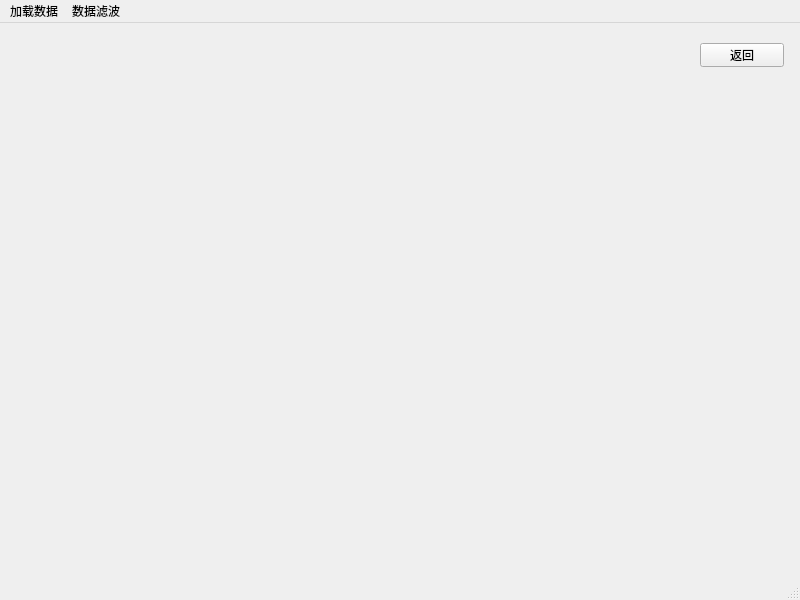
B777B2056/eegneo, file preprocesswindow.ui: the form before one commit.
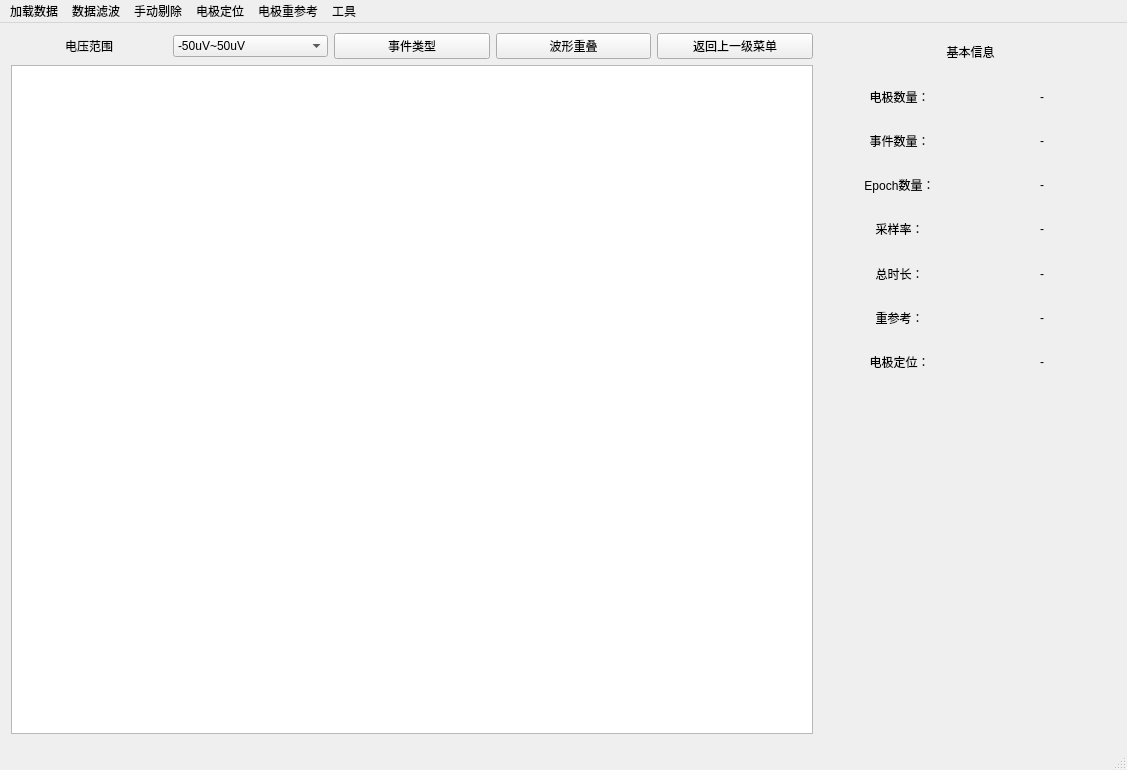
The form after the commit.

Commit message: 0203 添加： 1、预处理-波形显示界面，由本地缓存文件导出 2、可进行波形重叠显示 3、可调幅度

The edit to the form file:
```diff
--- a/preprocesswindow.ui
+++ b/preprocesswindow.ui
@@ -6,26 +6,370 @@
    <rect>
     <x>0</x>
     <y>0</y>
-    <width>800</width>
-    <height>600</height>
+    <width>1127</width>
+    <height>770</height>
    </rect>
   </property>
   <property name="windowTitle">
    <string>MainWindow</string>
   </property>
   <widget class="QWidget" name="centralwidget">
-   <widget class="QPushButton" name="pushButton">
+   <widget class="QWidget" name="layoutWidget">
     <property name="geometry">
      <rect>
-      <x>700</x>
-      <y>20</y>
-      <width>84</width>
-      <height>24</height>
+      <x>11</x>
+      <y>10</y>
+      <width>802</width>
+      <height>701</height>
      </rect>
     </property>
-    <property name="text">
-     <string>返回</string>
+    <layout class="QVBoxLayout" name="verticalLayout">
+     <item>
+      <layout class="QHBoxLayout" name="horizontalLayout">
+       <item>
+        <widget class="QLabel" name="label_2">
+         <property name="text">
+          <string>电压范围</string>
+         </property>
+         <property name="alignment">
+          <set>Qt::AlignCenter</set>
+         </property>
+        </widget>
+       </item>
+       <item>
+        <widget class="QComboBox" name="comboBox_2">
+         <item>
+          <property name="text">
+           <string>-50uV~50uV</string>
+          </property>
+         </item>
+         <item>
+          <property name="text">
+           <string>-100uV~100uV</string>
+          </property>
+         </item>
+         <item>
+          <property name="text">
+           <string>-200uV~200uV</string>
+          </property>
+         </item>
+        </widget>
+       </item>
+       <item>
+        <widget class="QPushButton" name="pushButton_4">
+         <property name="text">
+          <string>事件类型</string>
+         </property>
+        </widget>
+       </item>
+       <item>
+        <widget class="QPushButton" name="pushButton_5">
+         <property name="text">
+          <string>波形重叠</string>
+         </property>
+        </widget>
+       </item>
+       <item>
+        <widget class="QPushButton" name="pushButton">
+         <property name="text">
+          <string>返回上一级菜单</string>
+         </property>
+        </widget>
+       </item>
+      </layout>
+     </item>
+     <item>
+      <widget class="QListWidget" name="listWidget">
+       <property name="minimumSize">
+        <size>
+         <width>800</width>
+         <height>600</height>
+        </size>
+       </property>
+      </widget>
+     </item>
+    </layout>
+   </widget>
+   <widget class="QWidget" name="layoutWidget">
+    <property name="geometry">
+     <rect>
+      <x>830</x>
+      <y>10</y>
+      <width>281</width>
+      <height>701</height>
+     </rect>
     </property>
+    <layout class="QVBoxLayout" name="verticalLayout_3">
+     <item>
+      <layout class="QVBoxLayout" name="verticalLayout_2">
+       <item>
+        <widget class="QLabel" name="label_3">
+         <property name="text">
+          <string>基本信息</string>
+         </property>
+         <property name="alignment">
+          <set>Qt::AlignCenter</set>
+         </property>
+        </widget>
+       </item>
+       <item>
+        <layout class="QHBoxLayout" name="horizontalLayout_2">
+         <item>
+          <widget class="QLabel" name="label_4">
+           <property name="maximumSize">
+            <size>
+             <width>135</width>
+             <height>44</height>
+            </size>
+           </property>
+           <property name="text">
+            <string>电极数量：</string>
+           </property>
+           <property name="alignment">
+            <set>Qt::AlignCenter</set>
+           </property>
+          </widget>
+         </item>
+         <item>
+          <widget class="QLabel" name="label_5">
+           <property name="maximumSize">
+            <size>
+             <width>134</width>
+             <height>44</height>
+            </size>
+           </property>
+           <property name="text">
+            <string>-</string>
+           </property>
+           <property name="alignment">
+            <set>Qt::AlignCenter</set>
+           </property>
+          </widget>
+         </item>
+        </layout>
+       </item>
+       <item>
+        <layout class="QHBoxLayout" name="horizontalLayout_3">
+         <item>
+          <widget class="QLabel" name="label_6">
+           <property name="maximumSize">
+            <size>
+             <width>135</width>
+             <height>44</height>
+            </size>
+           </property>
+           <property name="text">
+            <string>事件数量：</string>
+           </property>
+           <property name="alignment">
+            <set>Qt::AlignCenter</set>
+           </property>
+          </widget>
+         </item>
+         <item>
+          <widget class="QLabel" name="label_7">
+           <property name="maximumSize">
+            <size>
+             <width>134</width>
+             <height>44</height>
+            </size>
+           </property>
+           <property name="text">
+            <string>-</string>
+           </property>
+           <property name="alignment">
+            <set>Qt::AlignCenter</set>
+           </property>
+          </widget>
+         </item>
+        </layout>
+       </item>
+       <item>
+        <layout class="QHBoxLayout" name="horizontalLayout_4">
+         <item>
+          <widget class="QLabel" name="label_8">
+           <property name="maximumSize">
+            <size>
+             <width>135</width>
+             <height>44</height>
+            </size>
+           </property>
+           <property name="text">
+            <string>Epoch数量：</string>
+           </property>
+           <property name="alignment">
+            <set>Qt::AlignCenter</set>
+           </property>
+          </widget>
+         </item>
+         <item>
+          <widget class="QLabel" name="label_9">
+           <property name="maximumSize">
+            <size>
+             <width>134</width>
+             <height>44</height>
+            </size>
+           </property>
+           <property name="text">
+            <string>-</string>
+           </property>
+           <property name="alignment">
+            <set>Qt::AlignCenter</set>
+           </property>
+          </widget>
+         </item>
+        </layout>
+       </item>
+       <item>
+        <layout class="QHBoxLayout" name="horizontalLayout_5">
+         <item>
+          <widget class="QLabel" name="label_10">
+           <property name="maximumSize">
+            <size>
+             <width>135</width>
+             <height>44</height>
+            </size>
+           </property>
+           <property name="text">
+            <string>采样率：</string>
+           </property>
+           <property name="alignment">
+            <set>Qt::AlignCenter</set>
+           </property>
+          </widget>
+         </item>
+         <item>
+          <widget class="QLabel" name="label_11">
+           <property name="maximumSize">
+            <size>
+             <width>134</width>
+             <height>44</height>
+            </size>
+           </property>
+           <property name="text">
+            <string>-</string>
+           </property>
+           <property name="alignment">
+            <set>Qt::AlignCenter</set>
+           </property>
+          </widget>
+         </item>
+        </layout>
+       </item>
+       <item>
+        <layout class="QHBoxLayout" name="horizontalLayout_6">
+         <item>
+          <widget class="QLabel" name="label_12">
+           <property name="maximumSize">
+            <size>
+             <width>135</width>
+             <height>44</height>
+            </size>
+           </property>
+           <property name="text">
+            <string>总时长：</string>
+           </property>
+           <property name="alignment">
+            <set>Qt::AlignCenter</set>
+           </property>
+          </widget>
+         </item>
+         <item>
+          <widget class="QLabel" name="label_13">
+           <property name="maximumSize">
+            <size>
+             <width>134</width>
+             <height>44</height>
+            </size>
+           </property>
+           <property name="text">
+            <string>-</string>
+           </property>
+           <property name="alignment">
+            <set>Qt::AlignCenter</set>
+           </property>
+          </widget>
+         </item>
+        </layout>
+       </item>
+       <item>
+        <layout class="QHBoxLayout" name="horizontalLayout_7">
+         <item>
+          <widget class="QLabel" name="label_14">
+           <property name="maximumSize">
+            <size>
+             <width>135</width>
+             <height>44</height>
+            </size>
+           </property>
+           <property name="text">
+            <string>重参考：</string>
+           </property>
+           <property name="alignment">
+            <set>Qt::AlignCenter</set>
+           </property>
+          </widget>
+         </item>
+         <item>
+          <widget class="QLabel" name="label_15">
+           <property name="maximumSize">
+            <size>
+             <width>134</width>
+             <height>44</height>
+            </size>
+           </property>
+           <property name="text">
+            <string>-</string>
+           </property>
+           <property name="alignment">
+            <set>Qt::AlignCenter</set>
+           </property>
+          </widget>
+         </item>
+        </layout>
+       </item>
+       <item>
+        <layout class="QHBoxLayout" name="horizontalLayout_8">
+         <item>
+          <widget class="QLabel" name="label_16">
+           <property name="maximumSize">
+            <size>
+             <width>135</width>
+             <height>44</height>
+            </size>
+           </property>
+           <property name="text">
+            <string>电极定位：</string>
+           </property>
+           <property name="alignment">
+            <set>Qt::AlignCenter</set>
+           </property>
+          </widget>
+         </item>
+         <item>
+          <widget class="QLabel" name="label_17">
+           <property name="maximumSize">
+            <size>
+             <width>134</width>
+             <height>44</height>
+            </size>
+           </property>
+           <property name="text">
+            <string>-</string>
+           </property>
+           <property name="alignment">
+            <set>Qt::AlignCenter</set>
+           </property>
+          </widget>
+         </item>
+        </layout>
+       </item>
+      </layout>
+     </item>
+     <item>
+      <widget class="QWidget" name="widget" native="true"/>
+     </item>
+    </layout>
    </widget>
   </widget>
   <widget class="QMenuBar" name="menubar">
@@ -33,7 +377,7 @@
     <rect>
      <x>0</x>
      <y>0</y>
-     <width>800</width>
+     <width>1127</width>
      <height>25</height>
     </rect>
    </property>
@@ -57,9 +401,41 @@
     <property name="title">
      <string>数据滤波</string>
     </property>
+    <addaction name="actionlowPass"/>
+    <addaction name="actionhighPass"/>
+    <addaction name="actionnotch"/>
+   </widget>
+   <widget class="QMenu" name="menu_4">
+    <property name="title">
+     <string>手动剔除</string>
+    </property>
+    <addaction name="actionbadChannel"/>
+    <addaction name="actionbadData"/>
+   </widget>
+   <widget class="QMenu" name="menu_5">
+    <property name="title">
+     <string>电极定位</string>
+    </property>
+   </widget>
+   <widget class="QMenu" name="menu_6">
+    <property name="title">
+     <string>电极重参考</string>
+    </property>
+   </widget>
+   <widget class="QMenu" name="menu_7">
+    <property name="title">
+     <string>工具</string>
+    </property>
+    <addaction name="actionresampling"/>
+    <addaction name="actionautoRejection"/>
+    <addaction name="actionICA"/>
    </widget>
    <addaction name="menu"/>
    <addaction name="menu_3"/>
+   <addaction name="menu_4"/>
+   <addaction name="menu_5"/>
+   <addaction name="menu_6"/>
+   <addaction name="menu_7"/>
   </widget>
   <widget class="QStatusBar" name="statusbar"/>
   <action name="actionlocalFile">
```
Left out of the diff: 41 changed lines with no effect on the pictures. The commit also changes 7 other files.
